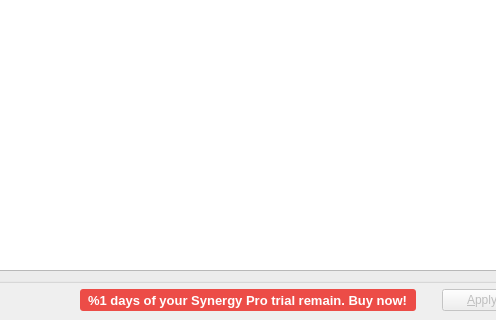
Qt form src/gui/src/MainWindowBase.ui (deskflow/deskflow) before a commit; both pictures show x 103 to 599 and y 477 to 797 of the 720 by 797 pixel window.
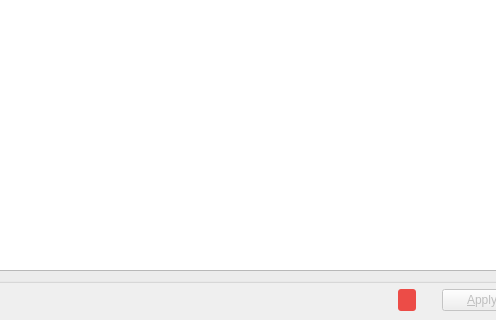
The same form after that commit. Icons and pictures are not drawn. Custom widgets are drawn as their Qt base class.

Commit message: SYNERGY-936 Fixed problem when message text is reset

Diff of the .ui file:
```diff
--- a/src/gui/src/MainWindowBase.ui
+++ b/src/gui/src/MainWindowBase.ui
@@ -829,7 +829,7 @@
 top: 3px;</string>
         </property>
         <property name="text">
-         <string>&lt;html&gt;&lt;head/&gt;&lt;body&gt;&lt;p&gt;&lt;span style=&quot; font-weight:600;&quot;&gt;%1&lt;/span&gt; days of your Synergy Pro trial remain. &lt;a href=&quot;http://symless.com/pricing?src=gui&quot;&gt;&lt;span style=&quot; text-decoration: underline; color:#0000ff;&quot;&gt;Buy now!&lt;/span&gt;&lt;/a&gt;&lt;/p&gt;&lt;/body&gt;&lt;/html&gt;</string>
+         <string notr="true"/>
         </property>
         <property name="alignment">
          <set>Qt::AlignLeading|Qt::AlignLeft|Qt::AlignVCenter</set>
```
